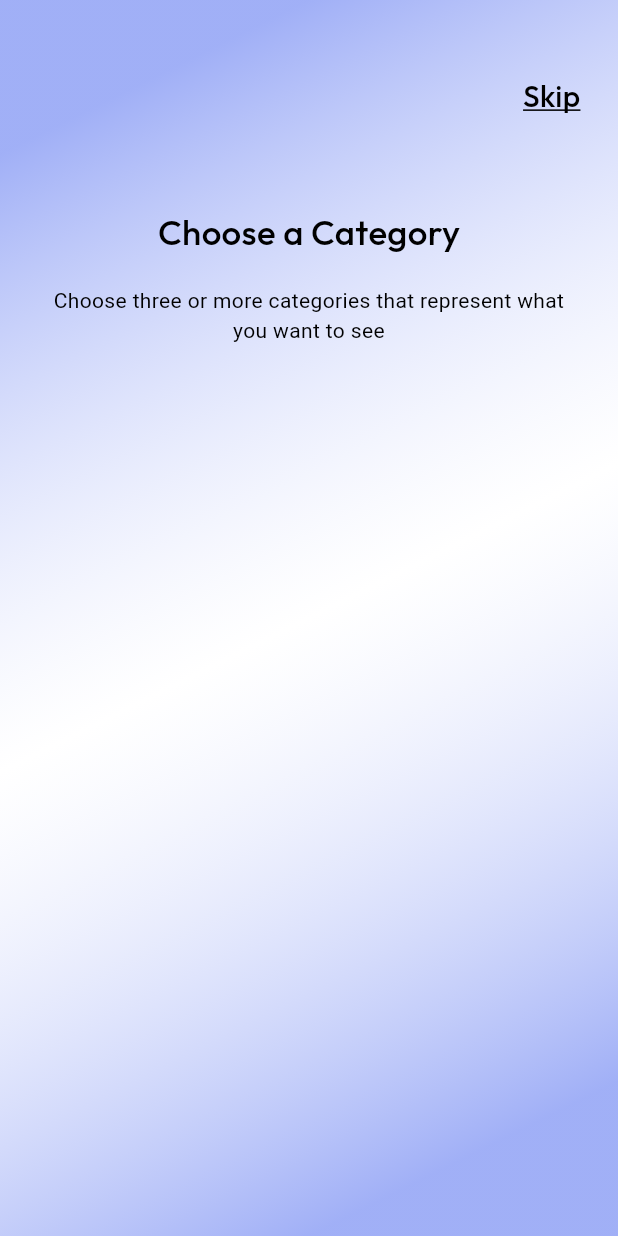
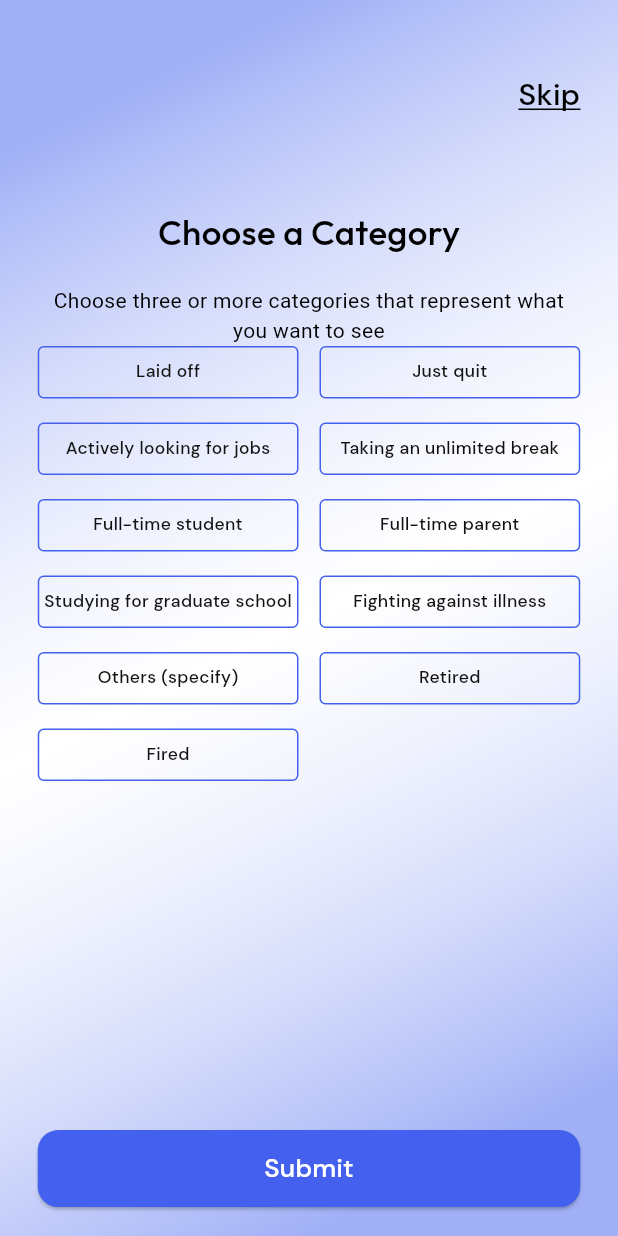
Before and after one commit to alfayej55/Jobless, a Flutter app: the JoblessCategoricScreen screen opened by its route, on a phone screen of 412 x 824 dp. Run offline on Flutter 3.47's test engine with Material 3 defaults, Android fonts, the phone set to English and light mode, and no system bars; our stand-ins replace animated_notch_bottom_bar, flutter_screenutil, flutter_spinkit, flutter_svg, get, shared_preferences; accounts and stored records are empty.

Commit message:
jobless screen done

```diff
--- a/lib/utils/app_colors.dart
+++ b/lib/utils/app_colors.dart
@@ -11,6 +11,7 @@ class AppColors{
   static Color borderColor = const Color(0xFF2683EB);
   static Color textColor = const Color(0xFF111111);
   static Color subTextColor = const Color(0xFFE8E8E8);
+  static Color dark2Color = const Color(0xff565656);
   static Color hintColor = const Color(0xFFB5B5B5);
   static Color greyColor = const Color(0xFFB5B5B5);
   static Color fillColor = const Color(0xFFE9F3FD).withOpacity(0.3);
--- a/lib/utils/app_string.dart
+++ b/lib/utils/app_string.dart
@@ -10,6 +10,7 @@ class AppString {
   static String subjobConfiramTitleText='Finding a job can be challenging, but the Jobless app is here to help. Whether you re seeking your first job, changing careers';
   static String yesText='Yes';
   static String noText='No';
+  static String submitText='Submit';
   static String choceCategoriText='Choose a Category';
   static String moreCategoryText='Choose three or more categories that represent what you want to see';
 
--- a/lib/utils/style.dart
+++ b/lib/utils/style.dart
@@ -12,7 +12,7 @@ class AppStyles {
         color: color,
         fontSize: 24.sp,
         letterSpacing: letterSpacing,
-        fontFamily: family ?? 'Schuyler',
+        fontFamily: family ?? 'DMSans',
         fontWeight: fontWeight ?? FontWeight.w400);
   }
 
@@ -23,7 +23,7 @@ class AppStyles {
     return TextStyle(
         color: color,
         fontSize: 20.sp,
-        fontFamily: family ?? 'Schuyler',
+        fontFamily: family ?? 'DMSans',
         letterSpacing: letterSpacing,
         fontWeight: fontWeight ?? FontWeight.w400);
   }
@@ -38,7 +38,7 @@ class AppStyles {
     return TextStyle(
         color: color,
         fontSize: 18.sp,
-        fontFamily: family ?? 'Schuyler',
+        fontFamily: family ?? 'DMSans',
         letterSpacing: letterSpacing,
         fontWeight: fontWeight ?? FontWeight.w400);
   }
@@ -52,7 +52,7 @@ class AppStyles {
     return TextStyle(
         fontSize: 16.sp,
         color: color,
-        fontFamily: family ?? 'Schuyler',
+        fontFamily: family ?? 'DMSans',
         height: height,
         letterSpacing: letterSpacing,
         fontWeight: fontWeight ?? FontWeight.w400);
@@ -66,7 +66,7 @@ class AppStyles {
         double? height}) {
     return TextStyle(
         fontSize: 14.sp,
-        fontFamily: family ?? 'Schuyler',
+        fontFamily: family ?? 'DMSans',
         color: color,
         height: height,
         letterSpacing: letterSpacing,
@@ -77,9 +77,11 @@ class AppStyles {
       {Color? color,
         FontWeight? fontWeight,
         double? letterSpacing,
+        String? family,
         double? height}) {
     return TextStyle(
         fontSize: 12.sp,
+        fontFamily: family ?? 'DMSans',
         color: color,
         height: height,
         letterSpacing: letterSpacing,
@@ -101,7 +103,7 @@ class AppStyles {
         fontSize: size,
         decoration: underline ?? TextDecoration.none,
         decorationColor: underlineColor??Colors.transparent,
-        fontFamily: family ?? 'Schuyler',
+        fontFamily: family ?? 'DMSans',
 
         height: height,
         letterSpacing: letterSpacing,
--- a/lib/views/screen/onboarding_screen/jobless_categoric_screen.dart
+++ b/lib/views/screen/onboarding_screen/jobless_categoric_screen.dart
@@ -1,12 +1,17 @@
 import 'package:flutter/material.dart';
 import 'package:flutter_screenutil/flutter_screenutil.dart';
+import 'package:flutter_staggered_grid_view/flutter_staggered_grid_view.dart';
 import 'package:get/get.dart';
+import 'package:jobless/controllers/onboarding_controller.dart';
+import 'package:jobless/utils/app_colors.dart';
+import 'package:jobless/views/base/custom_button.dart';
 
 import '../../../helpers/route.dart';
 import '../../../utils/app_image.dart';
 import '../../../utils/app_string.dart';
 import '../../../utils/style.dart';
 import '../../base/custom_gradientcolor.dart';
+
 
 
 class JoblessCategoricScreen extends StatefulWidget {
@@ -17,6 +22,25 @@ class JoblessCategoricScreen extends StatefulWidget {
 }
 
 class _JoblessCategoricScreenState extends State<JoblessCategoricScreen> {
+
+  ChoseCategoriController _categoriCtrl= Get.put(ChoseCategoriController());
+
+ final List categori= [
+    'Laid off',
+    'Just quit',
+    'Actively looking for jobs',
+    'Taking an unlimited break',
+    'Full-time student',
+    'Full-time parent',
+    'Studying for graduate school',
+    'Fighting against illness',
+    'Others (specify)',
+    'Retired',
+    'Fired',
+  ];
+
+ var curentIndex=0;
+
   @override
   Widget build(BuildContext context) {
     return Scaffold(
@@ -38,16 +62,55 @@ class _JoblessCategoricScreenState extends State<JoblessCategoricScreen> {
                     ),
                   ),
                 ),
-
                 SizedBox(height: 30.h,),
                 SizedBox(height:32.h),
                 Text(AppString.choceCategoriText,style: AppStyles.h1(fontWeight: FontWeight.w500,family: "Schuyler")),
                 SizedBox(height:20.h,),
-                Text(AppString.moreCategoryText,textAlign: TextAlign.center,),
-                SizedBox(height: 88.h,),
+                Padding(
+                  padding: const EdgeInsets.symmetric(horizontal: 10),
+                  child: Text(AppString.moreCategoryText,textAlign: TextAlign.center,),
+                ),
+            Expanded(
+                  child: AlignedGridView.count(
+                    crossAxisCount: 2,
+                    mainAxisSpacing: 16,
+                    itemCount: categori.length,
+                    crossAxisSpacing: 14,
+                    itemBuilder: (context, index) {
+                      bool isSelect=_categoriCtrl.categoriList.contains(categori[index]);
+                      return InkWell(
+                        onTap: (){
+                          if(isSelect){
+                            _categoriCtrl.categoriList.remove(categori[index]);
+                            print("CategoliList>>>${_categoriCtrl.categoriList}");
+                          }else{
+                            _categoriCtrl.categoriList.add(categori[index]);
+                            print("CategoliList>>>${_categoriCtrl.categoriList}");
+                          }
+                          setState(() {
 
+                          });
+                        },
+                        child: Container(
+                          decoration: BoxDecoration(
+                              borderRadius: BorderRadius.circular(4),
+                              color:isSelect?AppColors.primaryColor: Colors.transparent,
+                              border: Border.all(color: AppColors.primaryColor)
+                          ),
+                          child: Padding(
+                            padding: const EdgeInsets.symmetric(vertical: 8),
+                            child: Center(child: Text(categori[index],style:AppStyles.h6(color:isSelect?Colors.white:AppColors.textColor, ),textAlign: TextAlign.center,)),
+                          ),
+                        ),
+                      );
+                    },
+                  )
+              ),
 
-
+                CustomButton(
+                    onTap: (){},
+                    padding: EdgeInsets.only(bottom: 20.h),
+                    text: AppString.submitText)
               ],
             ),
           )
```
